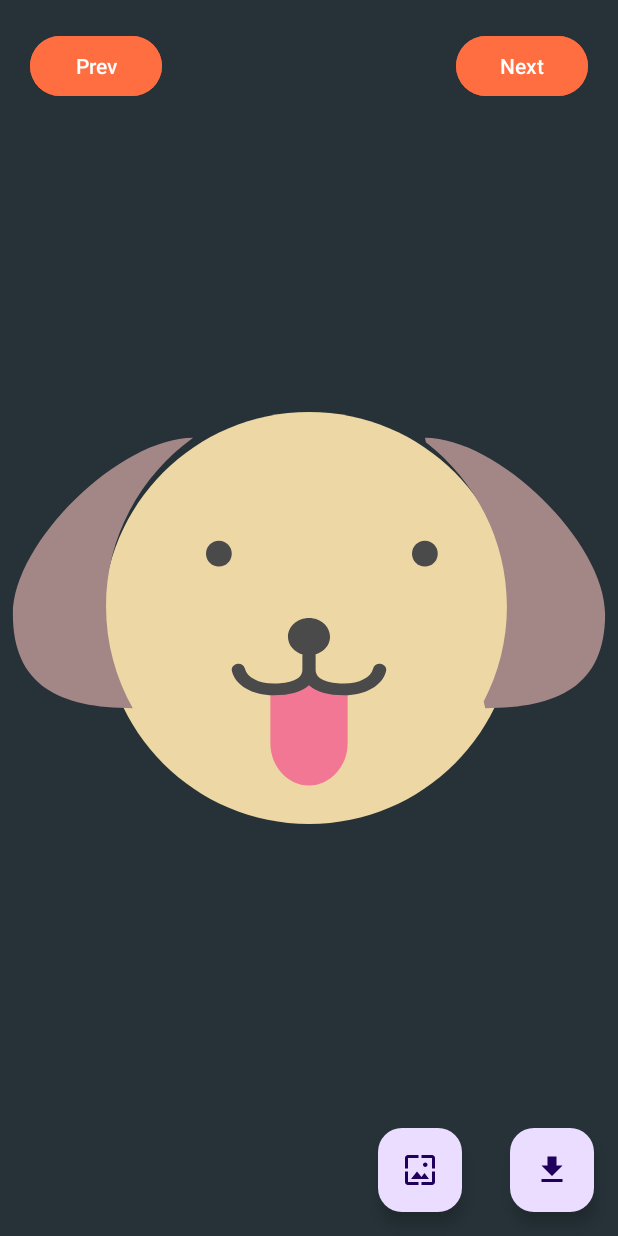
After one commit to taimo0r/Woofology, an Android app: the FullImageActivity screen opened directly, with no data from a screen before it, on a phone screen of 412 x 824 dp. The commit adds this screen. Run offline under Robolectric (Android 15) with nearby library versions, the phone set to English and light mode, and no system bars.

Commit message:
Make some structure about activity and layout

```diff
--- a/app/src/main/AndroidManifest.xml
+++ b/app/src/main/AndroidManifest.xml
@@ -13,6 +13,12 @@
         android:theme="@style/Theme.Woofology"
         tools:targetApi="31">
         <activity
+            android:name=".ModelClasses.FullImageActivity"
+            android:exported="false" />
+        <activity
+            android:name=".AllBreeds"
+            android:exported="false" />
+        <activity
             android:name=".MainActivity"
             android:exported="true">
             <intent-filter>
--- /dev/null
+++ b/app/src/main/java/com/example/woofology/ModelClasses/FullImageActivity.kt
@@ -0,0 +1,12 @@
+package com.example.woofology.ModelClasses
+
+import androidx.appcompat.app.AppCompatActivity
+import android.os.Bundle
+import com.example.woofology.R
+
+class FullImageActivity : AppCompatActivity() {
+    override fun onCreate(savedInstanceState: Bundle?) {
+        super.onCreate(savedInstanceState)
+        setContentView(R.layout.activity_full_image)
+    }
+}
--- /dev/null
+++ b/app/src/main/res/drawable/dog_icon_svg.xml
@@ -0,0 +1,46 @@
+<?xml version="1.0" encoding="utf-8"?>
+<vector xmlns:android="http://schemas.android.com/apk/res/android"
+    android:width="94dp"
+    android:height="94dp"
+    android:viewportWidth="48"
+    android:viewportHeight="48">
+
+    <group
+        android:translateY="8.000000">
+        <path
+            android:fillColor="#EDD7A4"
+            android:fillType="evenOdd"
+            android:strokeWidth="1"
+            android:pathData="M40,16 C40,24.8364709 32.8366062,32 24.0003024,32 C15.1633938,32 8,24.8364709 8,16 C8,7.16352914 15.1633938,0 24.0003024,0 C32.8366062,0 40,7.16352914 40,16" />
+        <path
+            android:fillColor="#4A4A4A"
+            android:fillType="evenOdd"
+            android:strokeWidth="1"
+            android:pathData="M18,11.0001858 C18,11.5521279 17.5524995,12 17.0001858,12 C16.4478721,12 16,11.5521279 16,11.0001858 C16,10.4475005 16.4478721,10 17.0001858,10 C17.5524995,10 18,10.4475005 18,11.0001858" />
+        <path
+            android:fillColor="#4A4A4A"
+            android:fillType="evenOdd"
+            android:strokeWidth="1"
+            android:pathData="M34,11.0001858 C34,11.5521279 33.5524995,12 33.0001858,12 C32.4478721,12 32,11.5521279 32,11.0001858 C32,10.4475005 32.4478721,10 33.0001858,10 C33.5524995,10 34,10.4475005 34,11.0001858" />
+        <path
+            android:fillColor="#A38686"
+            android:fillType="evenOdd"
+            android:strokeWidth="1"
+            android:pathData="M1,15.6898307 C1,21.2685795 4.63858756,23 10.3152091,23 C8.99276818,20.6599105 8.23592697,17.9703431 8.23592697,15.1063438 C8.23592697,9.72475213 10.8995581,4.9573572 15,2 C9.32400339,1.99877161 1,10.1110819 1,15.6898307 Z" />
+        <path
+            android:fillColor="#A38686"
+            android:fillType="evenOdd"
+            android:strokeWidth="1"
+            android:pathData="M33,2 L33.0793644,2.35498494 C36.9113512,5.33059398 39.3735214,9.93495745 39.3735214,15.1068055 C39.3735214,17.7636651 38.7204839,20.2694411 37.569388,22.4834908 L37.6849975,23 C43.3611124,23 47,21.2686807 47,15.6902582 C47,10.1118358 38.6761148,2 33,2" />
+        <path
+            android:fillColor="#F27794"
+            android:fillType="evenOdd"
+            android:strokeWidth="1"
+            android:pathData="M26.9988978,21.3565574 L26.9988978,25.7195034 C26.9988978,27.5233848 25.6492147,29 23.9997244,29 C22.3496831,29 21,27.5233848 21,25.7195034 L21,21.3439007 C22.6919262,21.2462633 23.9997244,20.5682257 23.9997244,19 C23.9997244,20.5688284 25.3069716,21.2462633 27,21.3439007 L26.9988978,21.3565574" />
+        <path
+            android:fillColor="#4A4A4A"
+            android:fillType="evenOdd"
+            android:strokeWidth="1"
+            android:pathData="M29.5947913,19.5699622 C29.3185323,19.5159373 29.0434876,19.6731496 28.9833785,19.919503 C28.8133729,20.6169638 27.9129507,21.0853593 26.7429482,21.0853593 C25.9105282,21.0853593 24.5140541,20.9465154 24.5140541,20.0167477 L24.5140541,18.9076175 C24.5140541,18.8806051 24.5019108,18.8573744 24.4964463,18.8314425 C25.1546107,18.643436 25.633662,18.1015667 25.633662,17.4538088 C25.633662,16.6509995 24.902031,16 23.9997873,16 C23.0975436,16 22.3665197,16.6509995 22.3665197,17.4538088 C22.3665197,18.1015667 22.845571,18.6439762 23.5031282,18.8314425 C23.4982709,18.8573744 23.4861277,18.8806051 23.4861277,18.9076175 L23.4861277,20.0167477 C23.4861277,20.9465154 22.0896535,21.0853593 21.2572335,21.0853593 C20.0866239,21.0853593 19.1862017,20.6169638 19.0161961,19.919503 C18.956087,19.6731496 18.6792208,19.5153971 18.4053905,19.5699622 C18.1279171,19.6234468 17.9512328,19.8670989 18.0119491,20.1139924 C18.2869937,21.2420313 19.5911791,22 21.2572335,22 C22.5298465,22 23.4654841,21.7244733 23.9997873,21.2204214 C24.5340904,21.7244733 25.4697281,22 26.7429482,22 C28.4083954,22 29.7125808,21.2420313 29.9882327,20.1139924 C30.0483418,19.8670989 29.8722646,19.6234468 29.5947913,19.5699622" />
+    </group>
+</vector>
--- /dev/null
+++ b/app/src/main/res/drawable/icon_download.xml
@@ -0,0 +1,5 @@
+<vector android:height="24dp" android:tint="#000000"
+    android:viewportHeight="24" android:viewportWidth="24"
+    android:width="24dp" xmlns:android="http://schemas.android.com/apk/res/android">
+    <path android:fillColor="@android:color/white" android:pathData="M5,20h14v-2H5V20zM19,9h-4V3H9v6H5l7,7L19,9z"/>
+</vector>
--- /dev/null
+++ b/app/src/main/res/drawable/icon_wallpaper.xml
@@ -0,0 +1,5 @@
+<vector android:height="48dp" android:tint="#000000"
+    android:viewportHeight="24" android:viewportWidth="24"
+    android:width="48dp" xmlns:android="http://schemas.android.com/apk/res/android">
+    <path android:fillColor="@android:color/white" android:pathData="M4,4h7L11,2L4,2c-1.1,0 -2,0.9 -2,2v7h2L4,4zM10,13l-4,5h12l-3,-4 -2.03,2.71L10,13zM17,8.5c0,-0.83 -0.67,-1.5 -1.5,-1.5S14,7.67 14,8.5s0.67,1.5 1.5,1.5S17,9.33 17,8.5zM20,2h-7v2h7v7h2L22,4c0,-1.1 -0.9,-2 -2,-2zM20,20h-7v2h7c1.1,0 2,-0.9 2,-2v-7h-2v7zM4,13L2,13v7c0,1.1 0.9,2 2,2h7v-2L4,20v-7z"/>
+</vector>
--- /dev/null
+++ b/app/src/main/res/layout/activity_full_image.xml
@@ -0,0 +1,61 @@
+<?xml version="1.0" encoding="utf-8"?>
+<RelativeLayout xmlns:android="http://schemas.android.com/apk/res/android"
+    xmlns:app="http://schemas.android.com/apk/res-auto"
+    xmlns:tools="http://schemas.android.com/tools"
+    android:layout_width="match_parent"
+    android:layout_height="match_parent"
+    android:background="@color/colorPrimaryDark"
+    tools:context=".ModelClasses.FullImageActivity">
+
+
+    <ImageView
+        android:id="@+id/dog_image"
+        android:layout_width="match_parent"
+        android:layout_height="match_parent"
+        android:layout_centerHorizontal="true"
+        android:src="@drawable/dog_icon_svg" />
+
+    <com.google.android.material.floatingactionbutton.FloatingActionButton
+        android:id="@+id/fab_download"
+        android:layout_width="wrap_content"
+        android:layout_height="wrap_content"
+        android:layout_alignParentEnd="true"
+        android:layout_alignParentBottom="true"
+        android:layout_margin="16dp"
+        android:src="@drawable/icon_download" />
+
+    <com.google.android.material.floatingactionbutton.FloatingActionButton
+        android:id="@+id/fab_wallpaper"
+        android:layout_width="wrap_content"
+        android:layout_height="wrap_content"
+        android:layout_alignParentBottom="true"
+        android:layout_marginStart="16dp"
+        android:layout_marginTop="16dp"
+        android:layout_marginEnd="16dp"
+        android:layout_marginBottom="16dp"
+        android:layout_toStartOf="@id/fab_download"
+        android:src="@drawable/icon_wallpaper" />
+
+
+    <Button
+        android:id="@+id/prev_btn"
+        android:backgroundTint="@color/colorAccent"
+        android:layout_width="wrap_content"
+        android:layout_height="wrap_content"
+        android:layout_margin="20dp"
+        android:text="Prev" />
+
+    <Button
+        android:id="@+id/next_btn"
+        android:layout_width="wrap_content"
+        android:layout_height="wrap_content"
+        android:backgroundTint="@color/colorAccent"
+        android:layout_alignParentEnd="true"
+        android:layout_marginStart="20dp"
+        android:layout_marginTop="20dp"
+        android:layout_marginEnd="20dp"
+        android:layout_marginBottom="20dp"
+        android:text="Next" />
+
+
+</RelativeLayout>
```
Also changed, not shown: app/src/main/java/com/example/woofology/AllBreeds.kt (added, +11 -0 lines), app/src/main/res/layout/activity_all_breeds.xml (added, +34 -0 lines), app/src/main/res/values/colors.xml (+22 -2 lines).
